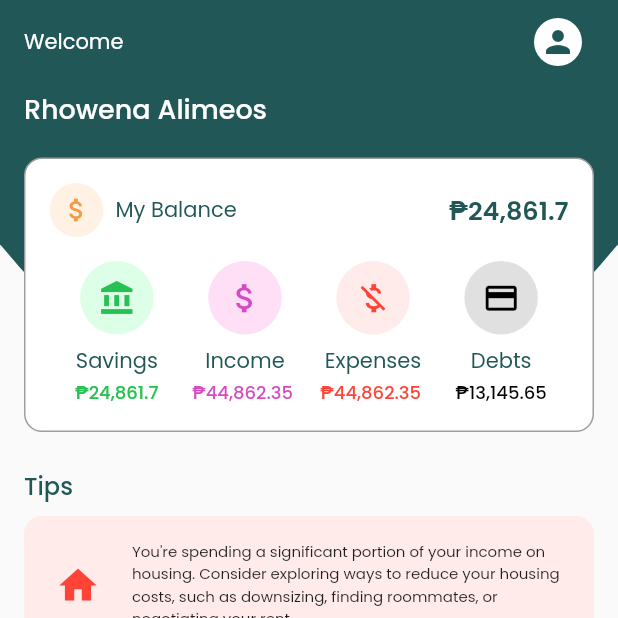
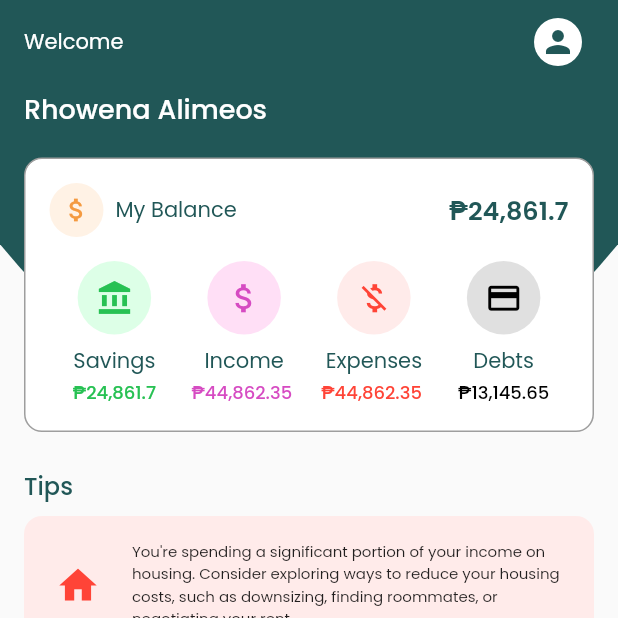
Before and after one commit to myjyoc/cc206_peracon, a Flutter app: the screen it shows after launch, on a phone screen of 412 x 824 dp, the top half of it. Run offline on Flutter 3.47's test engine with Material 2 defaults, Android fonts, the phone set to English and light mode, and no system bars; our stand-ins replace fl_chart, pie_chart.

Commit message:
Update home_tab.dart

```diff
--- a/lib/features/home_tab.dart
+++ b/lib/features/home_tab.dart
@@ -294,7 +294,8 @@ class HomePage extends StatelessWidget {
   }
 
   Widget _buildCircleIcon(IconData icon, String label, String figure, Color iconColor, Color bgColor, Color figureColor) {
-    return Column(
+  return Expanded(
+    child: Column(
       children: [
         Container(
           margin: EdgeInsets.fromLTRB(16.0, 0.0, 16.0, 3.0),
@@ -330,8 +331,10 @@ class HomePage extends StatelessWidget {
           ),
         ),
       ],
-    );
-  }
+    ),
+  );
+}
+
 
   Widget _buildGoalBox(IconData icon, String description, String price, int completionPercent) {
     return Container(
```
